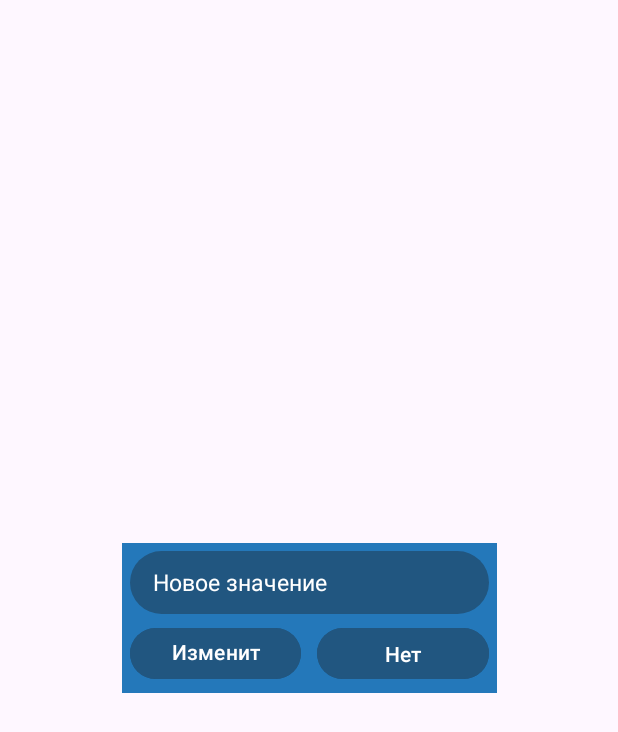
After one commit to VashaAkulka/FortunaFun, an Android app: the layout edit_dialog.xml on its own in the app's theme, with its tools: preview values and no code run, on a phone screen of 412 x 824 dp. The commit adds this screen. Shown: the top 732 px of the screen. Run offline under Robolectric (Android 15) with nearby library versions, the phone set to English and light mode, and no system bars.

Commit message:
Admin Panel edit

```diff
--- a/app/src/main/java/com/example/roulet/AdminActivity.java
+++ b/app/src/main/java/com/example/roulet/AdminActivity.java
@@ -23,7 +23,7 @@ public class AdminActivity extends AppCompatActivity {
 
         ListView adminList = findViewById(R.id.admin_list);
 
-        CustomAdminAdapter customAdminAdapter = new CustomAdminAdapter(getApplicationContext());
+        CustomAdminAdapter customAdminAdapter = new CustomAdminAdapter(this);
         adminList.setAdapter(customAdminAdapter);
     }
 
--- a/app/src/main/java/com/example/roulet/CustomAdminAdapter.java
+++ b/app/src/main/java/com/example/roulet/CustomAdminAdapter.java
@@ -1,5 +1,6 @@
 package com.example.roulet;
 
+import android.app.Dialog;
 import android.content.Context;
 import android.view.LayoutInflater;
 import android.view.View;
--- a/app/src/main/java/com/example/roulet/LoginActivity.java
+++ b/app/src/main/java/com/example/roulet/LoginActivity.java
@@ -43,7 +43,6 @@ public class LoginActivity extends AppCompatActivity {
                 break;
             case MotionEvent.ACTION_UP:
                 password.setInputType(InputType.TYPE_CLASS_TEXT | InputType.TYPE_TEXT_VARIATION_PASSWORD);
-
         }
     }
 
@@ -60,8 +59,7 @@ public class LoginActivity extends AppCompatActivity {
         if (login.equals("admin") && password.equals("admin")) {
             Intent intent = new Intent(this, AdminActivity.class);
             startActivity(intent);
-        }
-
+        } else {
             String[] projection = {DBHelper.KEY_FANTIKI};
             String selection = DBHelper.KEY_NAME + " = ? AND " + DBHelper.KEY_PASSWORD + " = ?";
             String[] selectionArgs = {login, password};
@@ -80,3 +78,4 @@ public class LoginActivity extends AppCompatActivity {
             cursor.close();
         }
     }
+}
--- /dev/null
+++ b/app/src/main/res/drawable/rounded_background_dialog.xml
@@ -0,0 +1,11 @@
+<?xml version="1.0" encoding="utf-8"?>
+<!--  res/drawable/rounded_edittext.xml -->
+<shape xmlns:android="http://schemas.android.com/apk/res/android"
+    android:shape="rectangle">
+    <solid android:color="#215680"/>
+
+    <corners android:bottomRightRadius="80dp"
+        android:bottomLeftRadius="80dp"
+        android:topLeftRadius="80dp"
+        android:topRightRadius="80dp"/>
+</shape>
--- /dev/null
+++ b/app/src/main/res/layout/edit_dialog.xml
@@ -0,0 +1,65 @@
+<?xml version="1.0" encoding="utf-8"?>
+<androidx.constraintlayout.widget.ConstraintLayout xmlns:android="http://schemas.android.com/apk/res/android"
+    xmlns:app="http://schemas.android.com/apk/res-auto"
+    android:layout_width="match_parent"
+    android:layout_height="match_parent">
+
+    <LinearLayout
+        android:layout_width="250dp"
+        android:layout_height="100dp"
+        android:background="#2478BA"
+        android:orientation="vertical"
+        app:layout_constraintBottom_toBottomOf="parent"
+        app:layout_constraintEnd_toEndOf="parent"
+        app:layout_constraintStart_toStartOf="parent"
+        app:layout_constraintTop_toTopOf="parent">
+
+        <LinearLayout
+            android:layout_width="match_parent"
+            android:layout_height="0dp"
+            android:layout_weight="0.8"
+            android:background="@drawable/rounded_background_dialog"
+            android:layout_marginTop="5dp"
+            android:layout_marginStart="5dp"
+            android:layout_marginEnd="5dp">
+
+            <EditText
+                android:id="@+id/edit_value"
+                android:layout_width="match_parent"
+                android:layout_height="match_parent"
+                android:background="@android:color/transparent"
+                android:inputType="text"
+                android:hint="Новое значение"
+                android:textSize="15sp"
+                android:textColorHint="#FFFFFF"
+                android:layout_marginStart="15dp"
+                android:textColor="#FFFFFF"/>
+
+        </LinearLayout>
+
+        <LinearLayout
+            android:layout_width="match_parent"
+            android:layout_height="0dp"
+            android:layout_weight="1">
+
+            <Button
+                android:id="@+id/dialog_edit"
+                android:layout_width="0dp"
+                android:layout_height="match_parent"
+                android:layout_margin="5dp"
+                android:layout_weight="1"
+                android:backgroundTint="#215680"
+                android:text="Изменить" />
+
+            <Button
+                android:id="@+id/dialog_edit_no"
+                android:layout_width="0dp"
+                android:layout_height="match_parent"
+                android:layout_margin="5dp"
+                android:layout_weight="1"
+                android:backgroundTint="#215680"
+                android:text="Нет" />
+        </LinearLayout>
+    </LinearLayout>
+
+</androidx.constraintlayout.widget.ConstraintLayout>
```
Also changed, not shown: app/src/main/java/com/example/roulet/DataBase.java (+59 -4 lines), app/src/main/res/layout/activity_admin.xml (+9 -1 lines), app/src/main/res/layout/custom_admin_list.xml (+20 -3 lines), app/src/main/res/layout/trash_dialog.xml (added, +58 -0 lines), app/src/main/res/drawable/icon_edit.png (added), app/src/main/res/drawable/icon_trash.png. Lines whose indentation alone changed are shown as unchanged.
